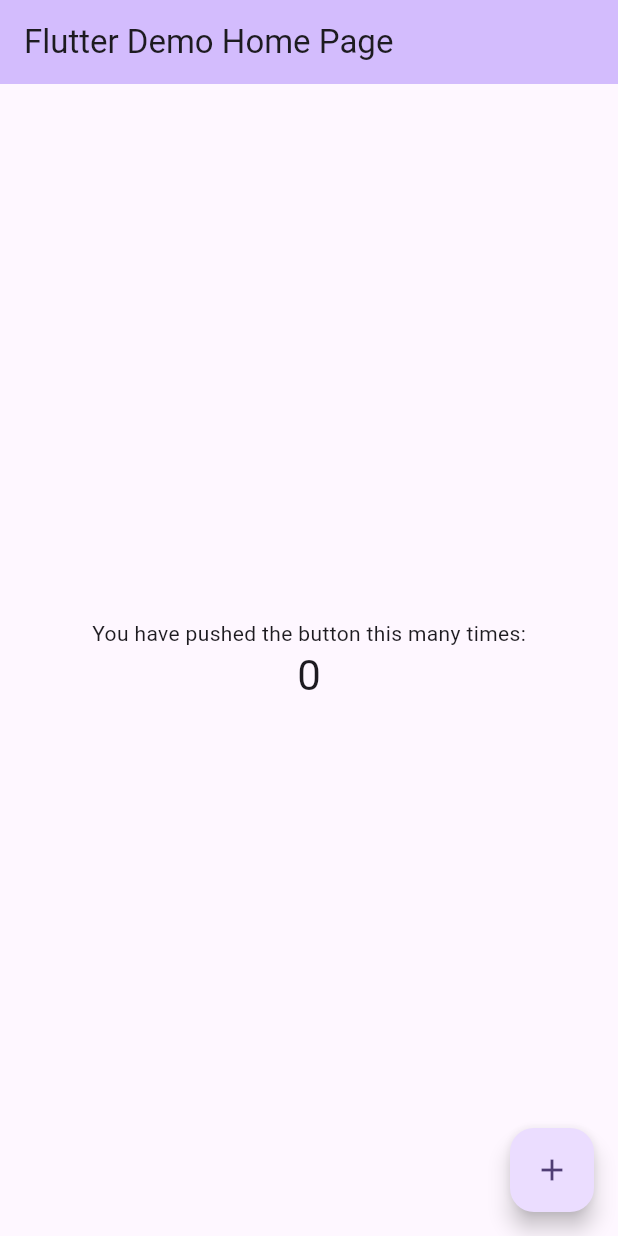
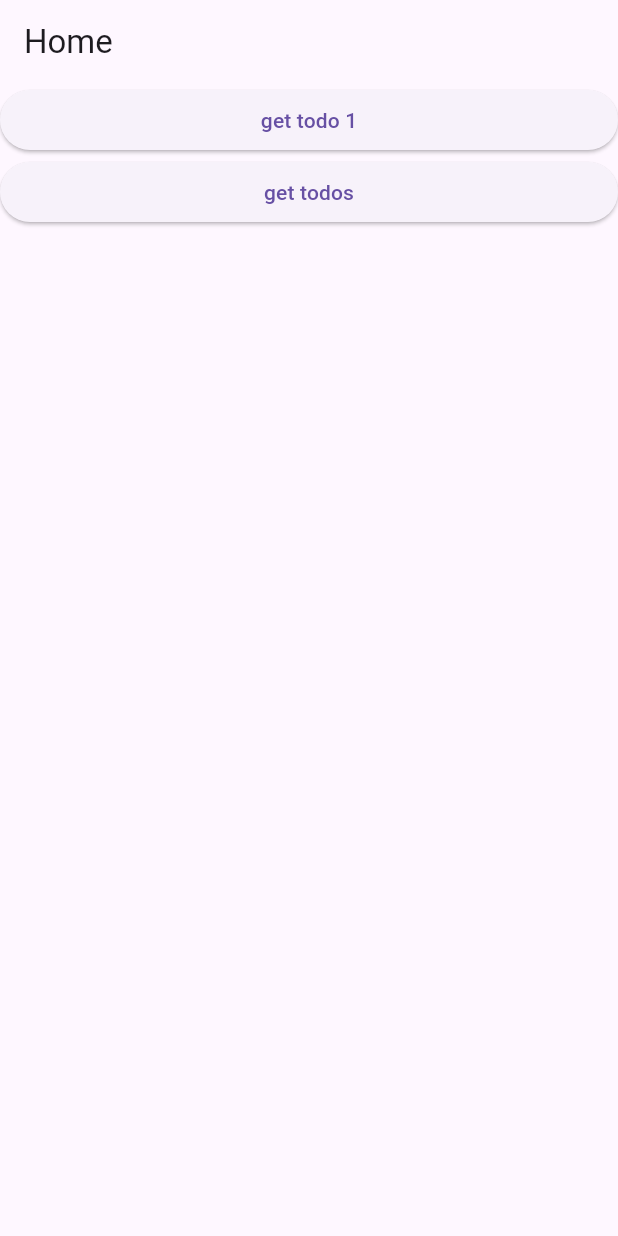
Before and after one commit to femrek/flutter_network_layer, a Flutter app: the screen it shows after launch, on a phone screen of 412 x 824 dp. Run offline on Flutter 3.47's test engine with Material 3 defaults, Android fonts, the phone set to English and light mode, and no system bars; our stand-ins replace dio, get_it.

Commit message:
feat: example project shows responses from api.
* network package is created in product folder to keep response models,
  request commands network manager initializer.
* a screen created to fetch and present data from api.
* tests are written for product requests and responses.
* in network module INetworkManager interface has init function with
  baseUrl parameter.

```diff
--- a/analysis_options.yaml
+++ b/analysis_options.yaml
@@ -1,28 +1,6 @@
-# This file configures the analyzer, which statically analyzes Dart code to
-# check for errors, warnings, and lints.
-#
-# The issues identified by the analyzer are surfaced in the UI of Dart-enabled
-# IDEs (https://dart.dev/tools#ides-and-editors). The analyzer can also be
-# invoked from the command line by running `flutter analyze`.
-
-# The following line activates a set of recommended lints for Flutter apps,
-# packages, and plugins designed to encourage good coding practices.
-include: package:flutter_lints/flutter.yaml
+include: package:very_good_analysis/analysis_options.yaml
 
 linter:
-  # The lint rules applied to this project can be customized in the
-  # section below to disable rules from the `package:flutter_lints/flutter.yaml`
-  # included above or to enable additional rules. A list of all available lints
-  # and their documentation is published at https://dart.dev/lints.
-  #
-  # Instead of disabling a lint rule for the entire project in the
-  # section below, it can also be suppressed for a single line of code
-  # or a specific dart file by using the `// ignore: name_of_lint` and
-  # `// ignore_for_file: name_of_lint` syntax on the line or in the file
-  # producing the lint.
   rules:
-    # avoid_print: false  # Uncomment to disable the `avoid_print` rule
-    # prefer_single_quotes: true  # Uncomment to enable the `prefer_single_quotes` rule
-
-# Additional information about this file can be found at
-# https://dart.dev/guides/language/analysis-options
+    sort_pub_dependencies: false
+    require_trailing_commas: false
--- /dev/null
+++ b/lib/feature/home/screen_home.dart
@@ -0,0 +1,79 @@
+import 'package:flutter/material.dart';
+import 'package:flutter_template_network_layer/product/network/request/request_get_todo.dart';
+import 'package:flutter_template_network_layer/product/network/request/request_get_todos.dart';
+import 'package:get_it/get_it.dart';
+import 'package:network/network.dart';
+
+/// The home screen.
+class ScreenHome extends StatefulWidget {
+  /// Create an instance of [ScreenHome].
+  const ScreenHome({super.key});
+
+  @override
+  State<ScreenHome> createState() => _ScreenHomeState();
+}
+
+class _ScreenHomeState extends State<ScreenHome> {
+  Future<void> _getTodo1() async {
+    final response =
+        await GetIt.I<INetworkManager>().request(const RequestGetTodo(id: 1));
+    response.when(
+      success: (response) {
+        setState(() {
+          _data = response.data.toString();
+        });
+      },
+      error: (response) {
+        setState(() {
+          _data = 'Failed to get todo 1';
+        });
+      },
+    );
+  }
+
+  Future<void> _getTodos() async {
+    final response =
+        await GetIt.I<INetworkManager>().request(const RequestGetTodos());
+    response.when(
+      success: (response) {
+        setState(() {
+          _data = response.data.toString();
+        });
+      },
+      error: (response) {
+        setState(() {
+          _data = 'Failed to get todos';
+        });
+      },
+    );
+  }
+
+  String _data = '';
+
+  @override
+  Widget build(BuildContext context) {
+    return Scaffold(
+      appBar: AppBar(
+        title: const Text('Home'),
+      ),
+      body: SafeArea(
+        child: SingleChildScrollView(
+          child: Column(
+            crossAxisAlignment: CrossAxisAlignment.stretch,
+            children: [
+              ElevatedButton(
+                onPressed: _getTodo1,
+                child: const Text('get todo 1'),
+              ),
+              ElevatedButton(
+                onPressed: _getTodos,
+                child: const Text('get todos'),
+              ),
+              Text(_data),
+            ],
+          ),
+        ),
+      ),
+    );
+  }
+}
--- a/lib/main.dart
+++ b/lib/main.dart
@@ -1,69 +1,27 @@
 import 'package:flutter/material.dart';
+import 'package:flutter_template_network_layer/feature/home/screen_home.dart';
+import 'package:flutter_template_network_layer/product/dependency_injection/app_get_it.dart';
+import 'package:get_it/get_it.dart';
+import 'package:network/network.dart';
 
-void main() {
-  runApp(const MyApp());
+void main() async {
+  AppGetIt.init();
+  await GetIt.I.get<INetworkManager>().init(
+        'https://jsonplaceholder.typicode.com',
+      );
+  runApp(const App());
 }
 
-class MyApp extends StatelessWidget {
-  const MyApp({super.key});
+/// The app widget.
+class App extends StatelessWidget {
+  /// Create an instance of [App].
+  const App({super.key});
 
   @override
   Widget build(BuildContext context) {
-    return MaterialApp(
-      title: 'Flutter Demo',
-      theme: ThemeData(
-        colorScheme: ColorScheme.fromSeed(seedColor: Colors.deepPurple),
-        useMaterial3: true,
-      ),
-      home: const MyHomePage(title: 'Flutter Demo Home Page'),
+    return const MaterialApp(
+      title: 'App',
+      home: ScreenHome(),
     );
   }
 }
-
-class MyHomePage extends StatefulWidget {
-  const MyHomePage({super.key, required this.title});
-
-  final String title;
-
-  @override
-  State<MyHomePage> createState() => _MyHomePageState();
-}
-
-class _MyHomePageState extends State<MyHomePage> {
-  int _counter = 0;
-
-  void _incrementCounter() {
-    setState(() {
-      _counter++;
-    });
-  }
-
-  @override
-  Widget build(BuildContext context) {
-    return Scaffold(
-      appBar: AppBar(
-        backgroundColor: Theme.of(context).colorScheme.inversePrimary,
-        title: Text(widget.title),
-      ),
-      body: Center(
-        child: Column(
-          mainAxisAlignment: MainAxisAlignment.center,
-          children: <Widget>[
-            const Text(
-              'You have pushed the button this many times:',
-            ),
-            Text(
-              '$_counter',
-              style: Theme.of(context).textTheme.headlineMedium,
-            ),
-          ],
-        ),
-      ),
-      floatingActionButton: FloatingActionButton(
-        onPressed: _incrementCounter,
-        tooltip: 'Increment',
-        child: const Icon(Icons.add),
-      ), // This trailing comma makes auto-formatting nicer for build methods.
-    );
-  }
-}
--- /dev/null
+++ b/lib/product/network/request/request_get_todo.dart
@@ -0,0 +1,37 @@
+import 'package:flutter_template_network_layer/product/network/response/response_todo.dart';
+import 'package:network/network.dart';
+
+/// The request command for fetching todos.
+final class RequestGetTodo implements IRequestCommand<ResponseTodo> {
+  /// Create an instance of [RequestGetTodo].
+  const RequestGetTodo({
+    required this.id,
+  });
+
+  /// The id of the t0do to fetch.
+  final int id;
+
+  @override
+  Map<String, dynamic> get data => const {};
+
+  @override
+  Map<String, dynamic> get headers => const {};
+
+  @override
+  HttpRequestMethod get method => HttpRequestMethod.get;
+
+  @override
+  OnProgressCallback? get onReceiveProgressUpdate => null;
+
+  @override
+  OnProgressCallback? get onSendProgressUpdate => null;
+
+  @override
+  String get path => '/todos/$id';
+
+  @override
+  RequestPayloadType get payloadType => RequestPayloadType.json;
+
+  @override
+  ResponseTodo get sampleModel => const ResponseTodo.empty();
+}
--- /dev/null
+++ b/lib/product/network/request/request_get_todos.dart
@@ -0,0 +1,32 @@
+import 'package:flutter_template_network_layer/product/network/response/response_todo_list.dart';
+import 'package:network/network.dart';
+
+/// The request command for fetching all todos.
+class RequestGetTodos implements IRequestCommand<ResponseTodoList> {
+  /// Create an instance of [RequestGetTodos].
+  const RequestGetTodos();
+
+  @override
+  Map<String, dynamic> get data => const {};
+
+  @override
+  Map<String, dynamic> get headers => const {};
+
+  @override
+  HttpRequestMethod get method => HttpRequestMethod.get;
+
+  @override
+  OnProgressCallback? get onReceiveProgressUpdate => null;
+
+  @override
+  OnProgressCallback? get onSendProgressUpdate => null;
+
+  @override
+  String get path => '/todos';
+
+  @override
+  RequestPayloadType get payloadType => RequestPayloadType.json;
+
+  @override
+  ResponseTodoList get sampleModel => const ResponseTodoList.empty();
+}
--- /dev/null
+++ b/lib/product/network/response/response_todo.dart
@@ -0,0 +1,56 @@
+import 'package:flutter/material.dart';
+import 'package:network/network.dart';
+
+/// The response model for todos.
+@immutable
+final class ResponseTodo implements IResponseModel {
+  /// Create an instance of [ResponseTodo].
+  const ResponseTodo({
+    this.userId,
+    this.id,
+    this.title,
+    this.completed,
+  });
+
+  /// Create an empty instance of [ResponseTodo].
+  const ResponseTodo.empty() : this();
+
+  factory ResponseTodo.fromJson(Map<String, dynamic> json) {
+    return ResponseTodo(
+      userId: json['userId'] as int?,
+      id: json['id'] as int?,
+      title: json['title'] as String?,
+      completed: json['completed'] as bool?,
+    );
+  }
+
+  // ignore: public_member_api_docs model field
+  final int? userId;
+
+  // ignore: public_member_api_docs model field
+  final int? id;
+
+  // ignore: public_member_api_docs model field
+  final String? title;
+
+  // ignore: public_member_api_docs model field
+  final bool? completed;
+
+  @override
+  Map<String, dynamic> toJson() {
+    return {
+      'userId': userId,
+      'id': id,
+      'title': title,
+      'completed': completed,
+    };
+  }
+
+  @override
+  IResponseModel fromJson(dynamic json) {
+    return ResponseTodo.fromJson(json as Map<String, dynamic>);
+  }
+
+  @override
+  String toString() => toJson().toString();
+}
--- /dev/null
+++ b/lib/product/network/response/response_todo_list.dart
@@ -0,0 +1,39 @@
+import 'package:flutter_template_network_layer/product/network/response/response_todo.dart';
+import 'package:network/network.dart';
+
+/// The response model for the todos response.
+final class ResponseTodoList implements IResponseModel {
+  /// Create an instance of [ResponseTodoList].
+  const ResponseTodoList({
+    required this.todos,
+  });
+
+  /// Create an empty instance of [ResponseTodoList].
+  const ResponseTodoList.empty() : this(todos: const []);
+
+  /// Create an empty instance of [ResponseTodoList].
+  final List<ResponseTodo> todos;
+
+  @override
+  ResponseTodoList fromJson(dynamic json) {
+    if (json is! List<dynamic>) {
+      throw Exception('Invalid response type: ${json.runtimeType}');
+    }
+
+    return ResponseTodoList(
+      todos: json
+          .map(
+            (e) => ResponseTodo.fromJson(e as Map<String, dynamic>),
+          )
+          .toList(),
+    );
+  }
+
+  @override
+  List<Map<String, dynamic>> toJson() {
+    return todos.map((e) => e.toJson()).toList();
+  }
+
+  @override
+  String toString() => toJson().toString();
+}
--- a/module/network/lib/src/core/i_network_manager.dart
+++ b/module/network/lib/src/core/i_network_manager.dart
@@ -5,6 +5,10 @@ import 'package:network/src/core/response/response_result.dart';
 /// The interface to manage and perform the network requests.
 // ignore: one_member_abstracts
 abstract interface class INetworkManager {
+  /// Initialize the network manager. Have to be overridden by the
+  /// implementation for async initialization.
+  Future<void> init(String baseUrl);
+
   /// Performs a request and returns the response.
   Future<ResponseResult<T>> request<T extends IResponseModel>(
       IRequestCommand<T> request);
--- a/module/network/lib/src/dio_impl/dio_network_manager.dart
+++ b/module/network/lib/src/dio_impl/dio_network_manager.dart
@@ -24,9 +24,9 @@ final class DioNetworkManager implements INetworkManager {
 
   static const String _tag = 'DioNetworkManager';
 
-  /// Initialize the network manager with the base url.
-  Future<void> init({
-    required String baseUrl,
+  @override
+  Future<void> init(
+    String baseUrl, {
     LogInterceptor? logInterceptor,
   }) async {
     onDioLog(
--- a/pubspec.yaml
+++ b/pubspec.yaml
@@ -15,11 +15,13 @@ dependencies:
   network:
     path: module/network
 
+  get_it: ^8.0.3
+
 dev_dependencies:
   flutter_test:
     sdk: flutter
 
-  flutter_lints: ^5.0.0
+  very_good_analysis: ^7.0.0
 
 flutter:
   uses-material-design: true
```
Also changed, not shown: lib/product/dependency_injection/app_get_it.dart (added, +12 -0 lines), lib/product/network/app_network_initializer.dart (added, +28 -0 lines), pubspec.lock, 3 other files.
